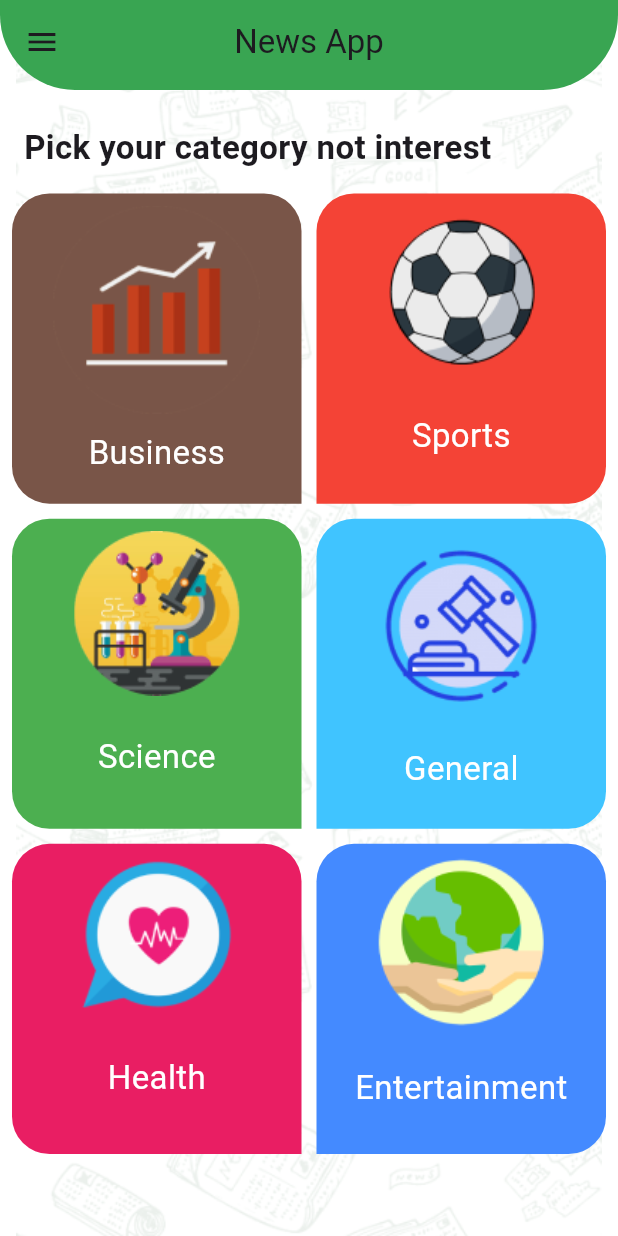
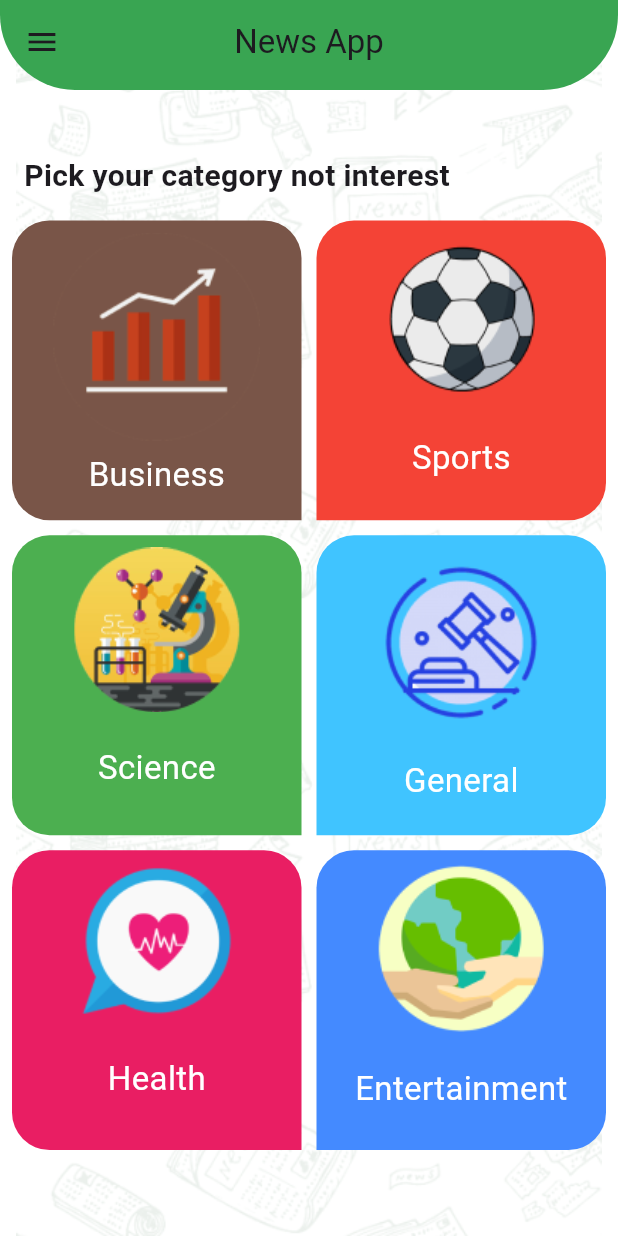
Before and after one commit to ali-hassan-ali32/news_app, a Flutter app: the screen it shows after launch, on a phone screen of 412 x 824 dp. Run offline on Flutter 3.47's test engine with Material 3 defaults, Android fonts, the phone set to English and light mode, and no system bars; our stand-ins replace animate_do, cached_network_image, dio, easy_localization.

```diff
--- a/lib/core/models/news_model.dart
+++ b/lib/core/models/news_model.dart
@@ -1,7 +1,7 @@
 class NewModel {
   String? status;
   int? totalResults;
-  List<Articles>? articles;
+  List<ArticleData>? articles;
 
   NewModel({this.status, this.totalResults, this.articles});
 
@@ -9,15 +9,15 @@ class NewModel {
     status = json['status'];
     totalResults = json['totalResults'];
     if (json['articles'] != null) {
-      articles = <Articles>[];
+      articles = <ArticleData>[];
       json['articles'].forEach((v) {
-        articles!.add(Articles.fromJson(v));
+        articles!.add(ArticleData.fromJson(v));
       });
     }
   }
 }
 
-class Articles {
+class ArticleData {
   Source? source;
   String? author;
   String? title;
@@ -27,7 +27,7 @@ class Articles {
   String? publishedAt;
   String? content;
 
-  Articles(
+  ArticleData(
       {this.source,
         this.author,
         this.title,
@@ -37,7 +37,7 @@ class Articles {
         this.publishedAt,
         this.content});
 
-  Articles.fromJson(Map<String, dynamic> json) {
+  ArticleData.fromJson(Map<String, dynamic> json) {
     source =
     json['source'] != null ? Source.fromJson(json['source']) : null;
     author = json['author'];
--- a/lib/modules/home/screens/home_screen.dart
+++ b/lib/modules/home/screens/home_screen.dart
@@ -3,6 +3,7 @@ import 'package:news_app/core/providers/home_provider.dart';
 import 'package:news_app/core/widgets/custom_background_widget.dart';
 import 'package:news_app/modules/widgets/current_screen.dart';
 import 'package:provider/provider.dart';
+
 import '../../widgets/custom_app_bar.dart';
 import '../../widgets/custom_drower.dart';
 
@@ -12,10 +13,8 @@ class HomeScreen extends StatelessWidget {
 
   @override
   Widget build(BuildContext context) {
-    final homeProvider = HomeProvider();
-
-    return ChangeNotifierProvider.value(
-      value: homeProvider,
+    return ChangeNotifierProvider(
+      create: (context) => HomeProvider(),
       child: CustomBgWidget(
         child: Scaffold(
           backgroundColor: Colors.transparent,
--- a/lib/modules/home/screens/article_screen.dart
+++ b/lib/modules/home/screens/taps/article_tap.dart
@@ -1,11 +1,11 @@
 import 'package:flutter/material.dart';
 import 'package:news_app/modules/widgets/article_item.dart';
 
-class ArticleScreen extends StatelessWidget {
-  const ArticleScreen({super.key});
+class ArticleTap extends StatelessWidget {
+  const ArticleTap({super.key});
 
   @override
   Widget build(BuildContext context) {
-    return ArticleItem();
+    return const ArticleItem();
   }
 }
--- a/lib/modules/home/screens/categories_screen.dart
+++ b/lib/modules/home/screens/taps/categories_tap.dart
@@ -1,24 +1,24 @@
 import 'package:easy_localization/easy_localization.dart';
 import 'package:flutter/material.dart';
-import '../../widgets/categories_list_view.dart';
 
-class CategoriesScreen extends StatelessWidget {
-  const CategoriesScreen({
+import '../../../widgets/categories_list_view.dart';
+
+class CategoriesTap extends StatelessWidget {
+  const CategoriesTap({
     super.key,
   });
-
 
   @override
   Widget build(BuildContext context) {
     return Padding(
       padding: const EdgeInsets.all(8.0),
       child: Column(crossAxisAlignment: CrossAxisAlignment.start, children: [
-        const SizedBox(height: 15),
+        const SizedBox(height: 35),
         Padding(
           padding: const EdgeInsets.symmetric(horizontal: 8.0),
           child: Text(
             'pick your category not interest'.tr(),
-            style: const TextStyle(fontSize: 22, fontWeight: FontWeight.w700),
+            style: const TextStyle(fontSize: 20, fontWeight: FontWeight.w700),
           ),
         ),
         const SizedBox(
--- a/lib/modules/home/screens/settings_screen.dart
+++ b/lib/modules/home/screens/taps/settings_tap.dart
@@ -3,8 +3,8 @@ import 'package:flutter/material.dart';
 import 'package:news_app/core/providers/home_provider.dart';
 import 'package:provider/provider.dart';
 
-class SettingsScreen extends StatelessWidget {
-  const SettingsScreen({super.key});
+class SettingsTap extends StatelessWidget {
+  const SettingsTap({super.key});
 
   @override
   Widget build(BuildContext context) {
--- a/lib/modules/widgets/categories_list_view.dart
+++ b/lib/modules/widgets/categories_list_view.dart
@@ -1,4 +1,5 @@
 import 'package:flutter/material.dart';
+
 import '../../core/models/category_model.dart';
 import 'category_item_widget.dart';
 
@@ -16,8 +17,8 @@ class CategoriesListView extends StatelessWidget {
           gridDelegate: const SliverGridDelegateWithFixedCrossAxisCount(
               mainAxisSpacing: 10,
               crossAxisSpacing: 10,
-              childAspectRatio: 140 / 150,
-              crossAxisCount: 2),
+          childAspectRatio: 140 / 145,
+          crossAxisCount: 2),
           itemBuilder: (context, index) => CategroyItemWidget(
             category: CategoryModel.categories[index],
             isRight: (index % 2 == 0),
--- a/lib/modules/widgets/category_item_widget.dart
+++ b/lib/modules/widgets/category_item_widget.dart
@@ -22,8 +22,6 @@ class CategroyItemWidget extends StatelessWidget {
           provider.onCategoryPress(category);
         },
         child: Container(
-          width: 150,
-          height: 170,
           padding: const EdgeInsets.all(8),
           decoration: BoxDecoration(
               color: category.color,
--- a/lib/modules/widgets/current_screen.dart
+++ b/lib/modules/widgets/current_screen.dart
@@ -1,12 +1,12 @@
 import 'package:flutter/material.dart';
 import 'package:news_app/core/providers/home_provider.dart';
-import 'package:news_app/modules/home/screens/categories_screen.dart';
-import 'package:news_app/modules/home/screens/news_tap.dart';
-import 'package:news_app/modules/home/screens/article_screen.dart';
-import 'package:news_app/modules/home/screens/settings_screen.dart';
+import 'package:news_app/modules/home/screens/taps/article_tap.dart';
+import 'package:news_app/modules/home/screens/taps/categories_tap.dart';
+import 'package:news_app/modules/home/screens/taps/news_tap.dart';
+import 'package:news_app/modules/home/screens/taps/settings_tap.dart';
 import 'package:provider/provider.dart';
 
-import '../home/screens/searching_screen.dart';
+import '../home/screens/taps/searching_tap.dart';
 
 class CurrentScreen extends StatelessWidget {
   const CurrentScreen({super.key});
@@ -15,17 +15,37 @@ class CurrentScreen extends StatelessWidget {
   Widget build(BuildContext context) {
     return Consumer<HomeProvider>(
       builder: (context, provider, child) {
-        return provider.goToSettingsTap
-            ? const SettingsScreen()
-            : provider.currentCategory == null
-                ? const CategoriesScreen()
-                : provider.isSearching
-                    ? const SearchingScreen()
-                    : provider.currentArticle == null
-                        ? NewsTab(categoryId: provider.currentCategory!.id)
-                        : const ArticleScreen();
+        switch (provider.currentTap) {
+          case 0:
+            return const CategoriesTap();
+          case 1:
+            return const SettingsTap();
+          case 2:
+            return NewsTab(categoryId: provider.currentCategory!.id);
+          case 3:
+            return const ArticleTap();
+          case 4:
+            return const SearchingTap();
+
+          default:
+            return const SizedBox();
+        }
       },
     );
+
+    // return Consumer<HomeProvider>(
+    //   builder: (context, provider, child) {
+    //     return provider.goToSettingsTap
+    //         ? const SettingsScreen()
+    //         : provider.currentCategory == null
+    //             ? const CategoriesScreen()
+    //             : provider.isSearching
+    //                 ? const SearchingScreen()
+    //                 : provider.currentArticle == null
+    //                     ? NewsTab(categoryId: provider.currentCategory!.id)
+    //                     : const ArticleScreen();
+    //   },
+    // );
   }
 }
 
--- a/lib/modules/widgets/error_message.dart
+++ b/lib/modules/widgets/error_message.dart
@@ -8,6 +8,10 @@ class ErrorMessage extends StatelessWidget {
 
   @override
   Widget build(BuildContext context) {
-    return Center(child: Text('error Something Wrong Happen Try Again Later'.tr(),style: const TextStyle(fontSize: 18),));
+    return Center(
+        child: Text(
+      'error Something Wrong Happen Try Again Later'.tr(),
+      style: const TextStyle(fontSize: 16),
+    ));
   }
 }
--- a/lib/modules/widgets/news_list_view.dart
+++ b/lib/modules/widgets/news_list_view.dart
@@ -1,10 +1,12 @@
 import 'package:flutter/material.dart';
 import 'package:news_app/core/models/news_model.dart';
+
 import 'news_tile.dart';
 
 class NewsListView extends StatelessWidget {
   const NewsListView({super.key,required this.articles});
-  final List<Articles> articles;
+
+  final List<ArticleData> articles;
   @override
   Widget build(BuildContext context) {
     return Expanded(
--- a/lib/modules/widgets/news_tile.dart
+++ b/lib/modules/widgets/news_tile.dart
@@ -1,14 +1,15 @@
+import 'package:cached_network_image/cached_network_image.dart';
 import 'package:flutter/material.dart';
-import 'package:cached_network_image/cached_network_image.dart';
 import 'package:news_app/core/models/news_model.dart';
 import 'package:news_app/core/providers/home_provider.dart';
 import 'package:provider/provider.dart';
+
 import 'loading_widget.dart';
 
 class NewsTile extends StatelessWidget {
   const NewsTile({super.key, required this.article});
 
-  final Articles article;
+  final ArticleData article;
 
   @override
   Widget build(BuildContext context) {
--- a/pubspec.yaml
+++ b/pubspec.yaml
@@ -41,6 +41,7 @@ dependencies:
   cached_network_image: ^3.3.1
   provider: ^6.1.2
   easy_localization: ^3.0.7
+  dio: ^5.7.0
 
 dev_dependencies:
   flutter_test:
```
Also changed, not shown: lib/core/providers/home_provider.dart (+27 -18 lines), lib/core/services/apis/api_manger.dart (+23 -0 lines), lib/modules/home/screens/searching_screen.dart (deleted, +0 -51 lines), lib/modules/home/screens/taps/news_tap.dart (renamed from lib/modules/home/screens/news_tap.dart, +6 -5 lines), lib/modules/home/screens/taps/searching_tap.dart (added, +51 -0 lines), lib/modules/widgets/search_bar.dart (+10 -5 lines), pubspec.lock.
